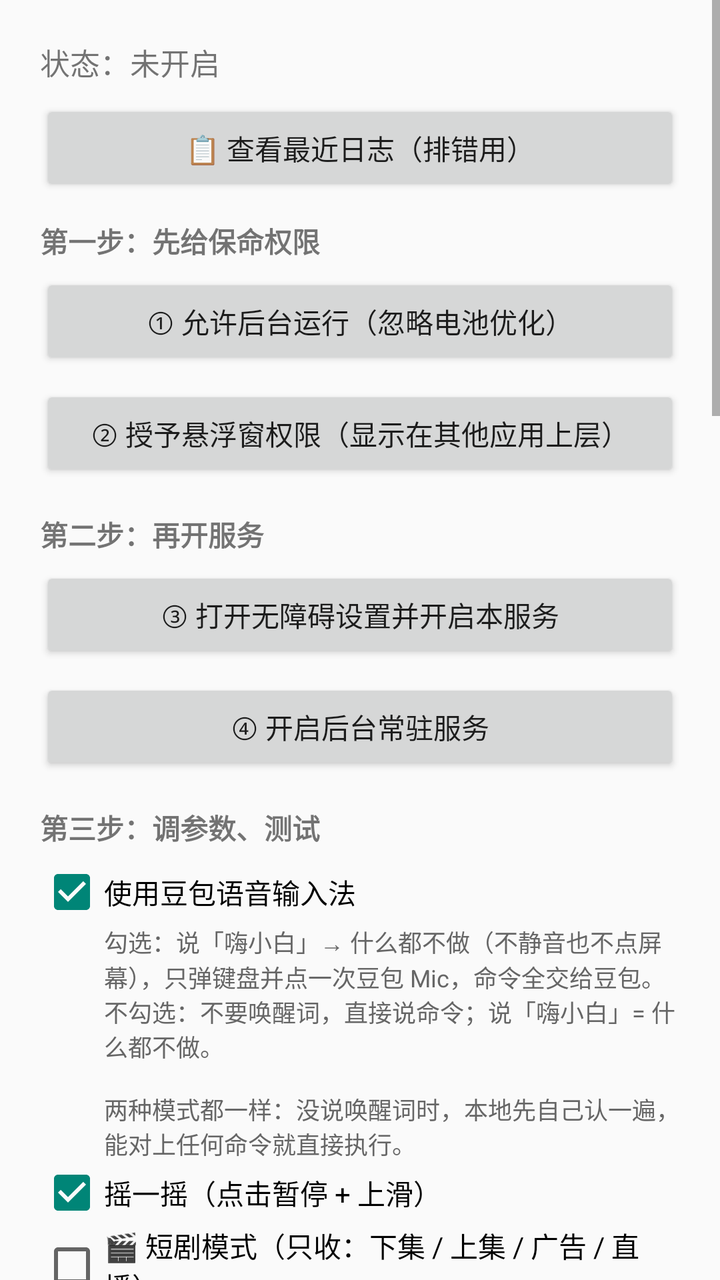
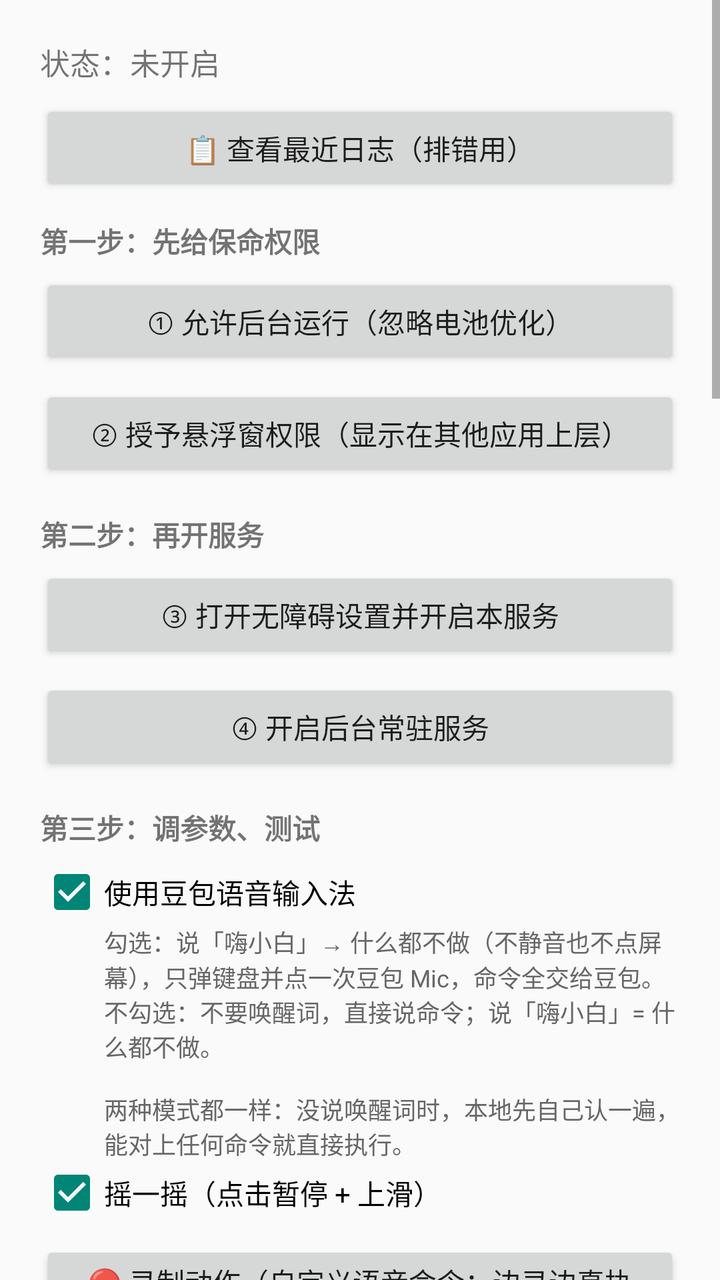

Before-and-after screenshots of an Android layout around one commit, followed by the original layout XML and the change that was made.
<!-- AndroidManifest.xml: application theme android:Theme.Material.Light -->
<!-- res/layout/activity_main.xml -->
<?xml version="1.0" encoding="utf-8"?>
<ScrollView xmlns:android="http://schemas.android.com/apk/res/android"
    android:layout_width="match_parent"
    android:layout_height="match_parent">

    <LinearLayout
        android:layout_width="match_parent"
        android:layout_height="wrap_content"
        android:orientation="vertical"
        android:padding="20dp">

        <TextView
            android:id="@+id/tvStatus"
            android:layout_width="match_parent"
            android:layout_height="wrap_content"
            android:paddingBottom="8dp"
            android:text="状态：未开启"
            android:textSize="15sp" />

        <Button
            android:id="@+id/btnLog"
            android:layout_width="match_parent"
            android:layout_height="wrap_content"
            android:layout_marginBottom="12dp"
            android:text="📋 查看最近日志（排错用）" />

        <TextView
            android:layout_width="match_parent"
            android:layout_height="wrap_content"
            android:paddingBottom="6dp"
            android:text="第一步：先给保命权限"
            android:textStyle="bold" />

        <Button
            android:id="@+id/btnBattery"
            android:layout_width="match_parent"
            android:layout_height="wrap_content"
            android:text="① 允许后台运行（忽略电池优化）" />

        <Button
            android:id="@+id/btnOverlayPerm"
            android:layout_width="match_parent"
            android:layout_height="wrap_content"
            android:layout_marginTop="8dp"
            android:text="② 授予悬浮窗权限（显示在其他应用上层）" />

        <TextView
            android:layout_width="match_parent"
            android:layout_height="wrap_content"
            android:paddingTop="16dp"
            android:paddingBottom="6dp"
            android:text="第二步：再开服务"
            android:textStyle="bold" />

        <Button
            android:id="@+id/btnOpen"
            android:layout_width="match_parent"
            android:layout_height="wrap_content"
            android:text="③ 打开无障碍设置并开启本服务" />

        <Button
            android:id="@+id/btnKeep"
            android:layout_width="match_parent"
            android:layout_height="wrap_content"
            android:layout_marginTop="8dp"
            android:text="④ 开启后台常驻服务" />

        <TextView
            android:layout_width="match_parent"
            android:layout_height="wrap_content"
            android:paddingTop="16dp"
            android:paddingBottom="6dp"
            android:text="第三步：调参数、测试"
            android:textStyle="bold" />

        <CheckBox
            android:id="@+id/cbDoubao"
            android:layout_width="match_parent"
            android:layout_height="wrap_content"
            android:checked="true"
            android:text="使用豆包语音输入法" />

        <TextView
            android:layout_width="match_parent"
            android:layout_height="wrap_content"
            android:layout_marginStart="32dp"
            android:text="勾选：说「嗨小白」→ 什么都不做（不静音也不点屏幕），只弹键盘并点一次豆包 Mic，命令全交给豆包。\n不勾选：不要唤醒词，直接说命令；说「嗨小白」= 什么都不做。\n\n两种模式都一样：没说唤醒词时，本地先自己认一遍，能对上任何命令就直接执行。"
            android:textColor="#666666"
            android:textSize="12sp" />

        <CheckBox
            android:id="@+id/cbShake"
            android:layout_width="match_parent"
            android:layout_height="wrap_content"
            android:checked="true"
            android:text="摇一摇（点击暂停 + 上滑）" />

        <CheckBox
            android:id="@+id/cbDrama"
            android:layout_width="match_parent"
            android:layout_height="wrap_content"
            android:text="🎬 短剧模式（只收：下集 / 上集 / 广告 / 直播）" />

        <TextView
            android:layout_width="match_parent"
            android:layout_height="wrap_content"
            android:layout_marginStart="32dp"
            android:text="短剧模式开着时，其他语音命令一律不接收（不执行、屏幕下方也不显示），直到听到「嗨小白」——听到唤醒词就自动退出短剧模式、恢复正常。"
            android:textColor="#666666"
            android:textSize="12sp" />

        <Button
            android:id="@+id/btnRecord"
            android:layout_width="match_parent"
            android:layout_height="wrap_content"
            android:layout_marginTop="8dp"
            android:text="🔴 录制动作（自定义语音命令：录一串点/划，说一声就自动做）" />

        <Button
            android:id="@+id/btnWrite"
            android:layout_width="match_parent"
            android:layout_height="wrap_content"
            android:layout_marginTop="8dp"
            android:text="☀ 允许修改系统设置（说「亮 / 暗」调亮度需要）" />

        <Button
            android:id="@+id/btnSettings"
            android:layout_width="match_parent"
            android:layout_height="wrap_content"
            android:layout_marginTop="8dp"
            android:text="⚙ 参数设置" />

        <Button
            android:id="@+id/btnTestMic"
            android:layout_width="match_parent"
            android:layout_height="wrap_content"
            android:layout_marginTop="8dp"
            android:text="▶ 测试Mic（标定麦克风位置）" />

        <Button
            android:id="@+id/btnExit"
            android:layout_width="match_parent"
            android:layout_height="wrap_content"
            android:layout_marginTop="16dp"
            android:text="⑤ 退出" />

        <TextView
            android:layout_width="match_parent"
            android:layout_height="wrap_content"
            android:layout_marginTop="20dp"
            android:lineSpacingExtra="3dp"
            android:text="顺序很重要：先做 ①②（保命），再做 ③④（开服务）。反过来的话，刚开无障碍就会被系统杀掉。\n\n勾选豆包时：\n· 说「嗨小白」→ 默认什么都不做（不静音、不点屏幕），只弹键盘 + 点豆包 Mic\n· 输入框出现并立即弹键盘、点一次豆包麦克风（本地语音包不再听命令）\n· 输入框里一出现短句就执行\n· 点输入框的 ✕ = 整个程序退出\n\n不勾选豆包时：不要唤醒词，直接说「下一集」等命令就执行。\n\n两种模式都不用先说唤醒词：没听到「嗨小白」时，本地引擎自己先认一遍，\n能对上任何命令就直接执行（只收 8 个字以内的短句，长句当视频里的话不理）。\n\n命令（越短越好，本地也认得准）：\n下一集/上翻=上滑，上一集/下翻=下滑，\n广告=退出广告（看下方读秒，读秒到了自动上拉，不左划），\n直播=退出直播（比退出广告多一个左划），\n上页=点(15%,85%)，下页=点(85%,85%)，\n停 / 放 / 继续 / 播放 / 继续播放=同一条命令：在(50%,20%)点一下，\n大 / 小=声音大一点 / 小一点，亮 / 暗=屏幕亮一点 / 暗一点（需 ☀ 授权），\n声音大/小一点=调媒体音量，打开某某 或直接喊名字（抖音、红果）=启动 App，\n打开豆包/关闭豆包=勾选或取消「使用豆包语音输入法」（设置里的勾会同步变化），\n光喊一声「豆包」=切换（勾着就关、没勾就开），\n测试读秒=弹出最下方读秒探测面板（没有按钮了，只能语音说），小白再见=彻底退出。\n\n所有命令都不再补“点一下恢复播放”那个动作（因为唤醒时本来就什么都没暂停）。\n\n▶ 测试Mic：弹出编辑框和豆包键盘后，你点一下键盘上的麦克风按钮，\n程序就把你点的位置记成 Mic 坐标（会补一下那次点击，让豆包真的开始听）。以后再也不用猜坐标。\n\n摇一摇 = 点击暂停 → 上滑。不用了点 ⑤ 或说「小白再见」。"
            android:textSize="12sp" />
    </LinearLayout>
</ScrollView>
<!-- resources referenced by this layout -->
<resources>

</resources>

<!-- the commit's change to res/layout/activity_main.xml (unified diff, before → after) -->
@@ -95,26 +95,20 @@
             android:checked="true"
             android:text="摇一摇（点击暂停 + 上滑）" />
 
-        <CheckBox
-            android:id="@+id/cbDrama"
+        <Button
+            android:id="@+id/btnRecord"
             android:layout_width="match_parent"
             android:layout_height="wrap_content"
-            android:text="🎬 短剧模式（只收：下集 / 上集 / 广告 / 直播）" />
+            android:layout_marginTop="8dp"
+            android:text="🔴 录制动作（自定义语音命令：边录边真执行，说一声就自动重做）" />
 
         <TextView
             android:layout_width="match_parent"
             android:layout_height="wrap_content"
             android:layout_marginStart="32dp"
-            android:text="短剧模式开着时，其他语音命令一律不接收（不执行、屏幕下方也不显示），直到听到「嗨小白」——听到唤醒词就自动退出短剧模式、恢复正常。"
+            android:text="短剧模式没有勾：语音说「短剧」就切换（没开就进、开着就退，和「豆包」一样）。\n短剧模式里只听：下集 / 上集 / 广告 / 直播 + 自己录的命令；其他命令不执行也不显示。\n录制动作：点上面的按钮起个名字，然后去要操作的界面做动作——每个动作都会真的执行并被记下来，\n做完点屏幕上方「完成」。以后说这个名字就自动重做这串动作（含间隔，每步再加 0.2 秒延时）。"
             android:textColor="#666666"
             android:textSize="12sp" />
-
-        <Button
-            android:id="@+id/btnRecord"
-            android:layout_width="match_parent"
-            android:layout_height="wrap_content"
-            android:layout_marginTop="8dp"
-            android:text="🔴 录制动作（自定义语音命令：录一串点/划，说一声就自动做）" />
 
         <Button
             android:id="@+id/btnWrite"
@@ -149,7 +143,7 @@
             android:layout_height="wrap_content"
             android:layout_marginTop="20dp"
             android:lineSpacingExtra="3dp"
-            android:text="顺序很重要：先做 ①②（保命），再做 ③④（开服务）。反过来的话，刚开无障碍就会被系统杀掉。\n\n勾选豆包时：\n· 说「嗨小白」→ 默认什么都不做（不静音、不点屏幕），只弹键盘 + 点豆包 Mic\n· 输入框出现并立即弹键盘、点一次豆包麦克风（本地语音包不再听命令）\n· 输入框里一出现短句就执行\n· 点输入框的 ✕ = 整个程序退出\n\n不勾选豆包时：不要唤醒词，直接说「下一集」等命令就执行。\n\n两种模式都不用先说唤醒词：没听到「嗨小白」时，本地引擎自己先认一遍，\n能对上任何命令就直接执行（只收 8 个字以内的短句，长句当视频里的话不理）。\n\n命令（越短越好，本地也认得准）：\n下一集/上翻=上滑，上一集/下翻=下滑，\n广告=退出广告（看下方读秒，读秒到了自动上拉，不左划），\n直播=退出直播（比退出广告多一个左划），\n上页=点(15%,85%)，下页=点(85%,85%)，\n停 / 放 / 继续 / 播放 / 继续播放=同一条命令：在(50%,20%)点一下，\n大 / 小=声音大一点 / 小一点，亮 / 暗=屏幕亮一点 / 暗一点（需 ☀ 授权），\n声音大/小一点=调媒体音量，打开某某 或直接喊名字（抖音、红果）=启动 App，\n打开豆包/关闭豆包=勾选或取消「使用豆包语音输入法」（设置里的勾会同步变化），\n光喊一声「豆包」=切换（勾着就关、没勾就开），\n测试读秒=弹出最下方读秒探测面板（没有按钮了，只能语音说），小白再见=彻底退出。\n\n所有命令都不再补“点一下恢复播放”那个动作（因为唤醒时本来就什么都没暂停）。\n\n▶ 测试Mic：弹出编辑框和豆包键盘后，你点一下键盘上的麦克风按钮，\n程序就把你点的位置记成 Mic 坐标（会补一下那次点击，让豆包真的开始听）。以后再也不用猜坐标。\n\n摇一摇 = 点击暂停 → 上滑。不用了点 ⑤ 或说「小白再见」。"
+            android:text="顺序很重要：先做 ①②（保命），再做 ③④（开服务）。反过来的话，刚开无障碍就会被系统杀掉。\n\n勾选豆包时：\n· 说「嗨小白」→ 默认什么都不做（不静音、不点屏幕），只弹键盘 + 点豆包 Mic\n· 输入框出现并立即弹键盘、点一次豆包麦克风（本地语音包不再听命令）\n· 输入框里一出现短句就执行\n· 点输入框的 ✕ = 整个程序退出\n\n不勾选豆包时：不要唤醒词，直接说「下一集」等命令就执行。\n\n两种模式都不用先说唤醒词：没听到「嗨小白」时，本地引擎自己先认一遍，\n能对上任何命令就直接执行（只收 8 个字以内的短句，长句当视频里的话不理）。\n\n命令（越短越好，本地也认得准）：\n下一集/上翻=上滑，上一集/下翻=下滑，\n广告=退出广告（看下方读秒，读秒到了自动上拉，不左划），\n直播=退出直播（比退出广告多一个左划），\n上页=点(15%,85%)，下页=点(85%,85%)，\n停 / 放 / 继续 / 播放 / 继续播放=同一条命令：在(50%,20%)点一下，\n大 / 小=声音大一点 / 小一点，亮 / 暗=屏幕亮一点 / 暗一点（需 ☀ 授权），\n声音大/小一点=调媒体音量，打开某某 或直接喊名字（抖音、红果）=启动 App，\n打开豆包/关闭豆包=勾选或取消「使用豆包语音输入法」（设置里的勾会同步变化），\n光喊一声「豆包」=切换（勾着就关、没勾就开），\n短剧=切换短剧模式（开：只听 下集/上集/广告/直播 和自己录的命令；再说一次「短剧」就退出），\n测试读秒=弹出最下方读秒探测面板（没有按钮了，只能语音说），小白再见=彻底退出。\n\n所有命令都不再补“点一下恢复播放”那个动作（因为唤醒时本来就什么都没暂停）。\n\n▶ 测试Mic：弹出编辑框和豆包键盘后，你点一下键盘上的麦克风按钮，\n程序就把你点的位置记成 Mic 坐标（会补一下那次点击，让豆包真的开始听）。以后再也不用猜坐标。\n\n摇一摇 = 点击暂停 → 上滑。不用了点 ⑤ 或说「小白再见」。"
             android:textSize="12sp" />
     </LinearLayout>
 </ScrollView>
